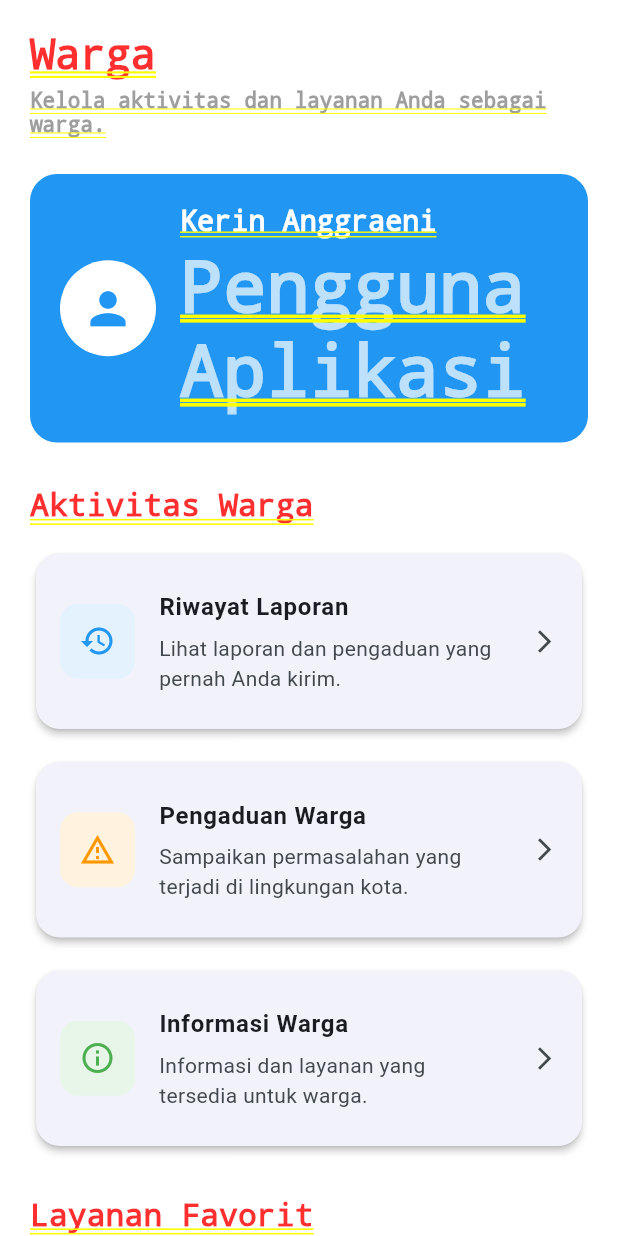
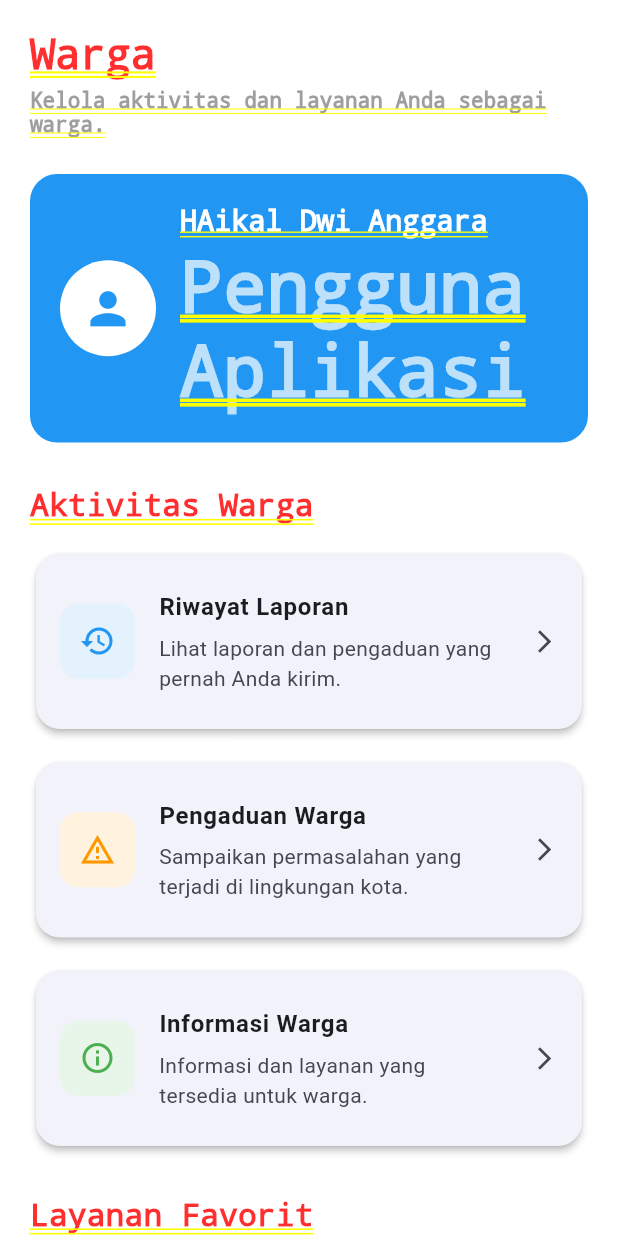
Before and after one commit to haikaldwianggara/ta-modul05, a Flutter app: the WargaPage screen opened by its route, on a phone screen of 412 x 824 dp. Run offline on Flutter 3.47's test engine with Material 3 defaults, Android fonts, the light colour scheme and no system bars; our stand-ins replace fl_chart, flutter_bloc, google_maps_flutter.

Commit message:
Update project

```diff
--- a/lib/pages/warga_page.dart
+++ b/lib/pages/warga_page.dart
@@ -62,7 +62,7 @@ class WargaPage extends StatelessWidget {
                     crossAxisAlignment: CrossAxisAlignment.start,
                     children: [
                       Text(
-                        'Kerin Anggraeni',
+                        'HAikal Dwi Anggara',
                         style: TextStyle(
                           color: Colors.white,
                           fontSize: 19,
```
